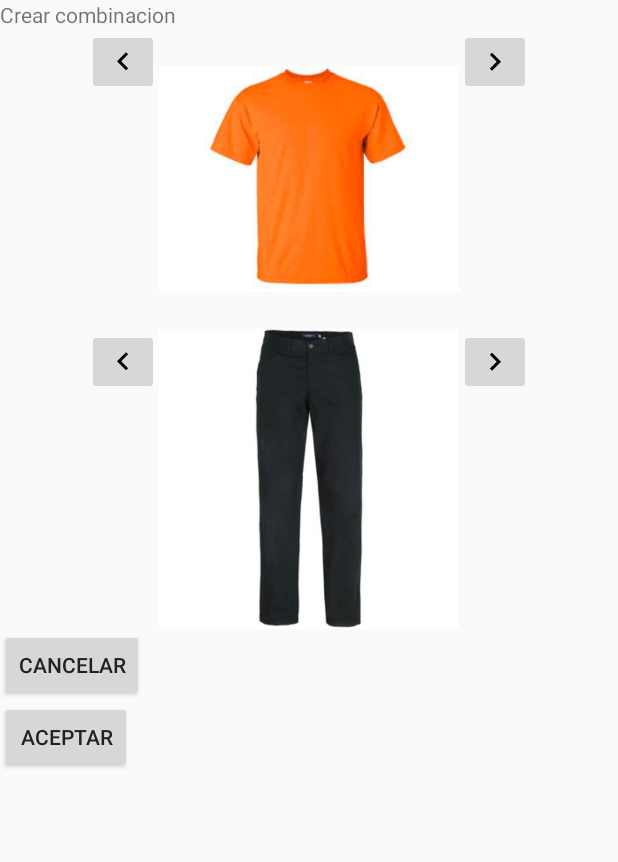
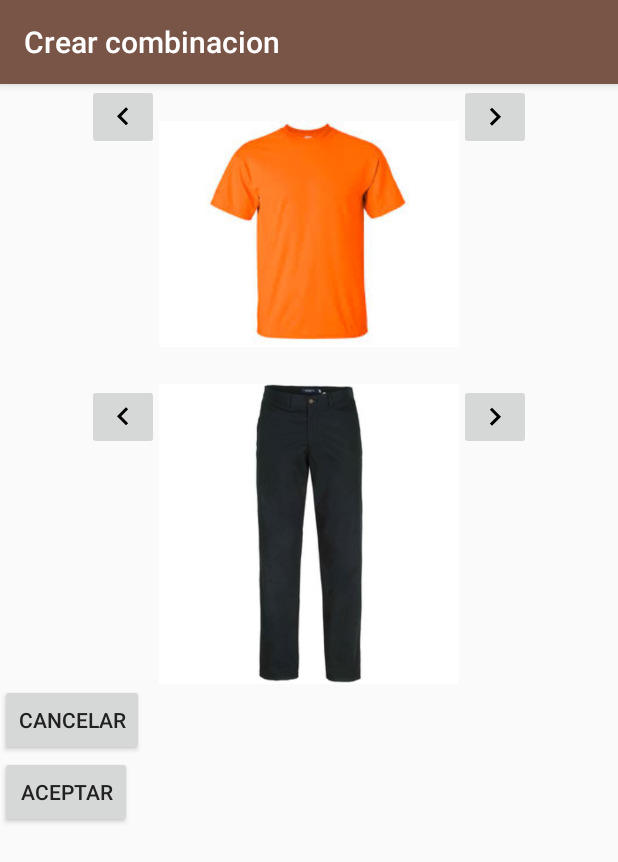
Before and after one commit to Masdz/Kenti, an Android app: the CombinarActivity screen opened directly, with no data from a screen before it, on a phone screen of 412 x 824 dp. Shown: the top 862 px of the screen. Run offline under Robolectric (Android 15) with nearby library versions, the phone set to English and light mode, and no system bars.

Commit message:
Corregir tema en pantalla crear combinacion

```diff
--- a/app/src/main/AndroidManifest.xml
+++ b/app/src/main/AndroidManifest.xml
@@ -31,7 +31,7 @@
         <activity
             android:name=".CombinarActivity"
             android:label="@string/title_activity_combinar"
-            android:theme="@style/AppTheme.NoActionBar" />
+            android:theme="@style/AppTheme"/>
         <activity android:name=".FiltrosActivity"></activity>
     </application>
 
--- a/app/src/main/java/kenti/kaktia/com/kenti/CombinarActivity.java
+++ b/app/src/main/java/kenti/kaktia/com/kenti/CombinarActivity.java
@@ -14,8 +14,6 @@ public class CombinarActivity extends AppCompatActivity {
     protected void onCreate(Bundle savedInstanceState) {
         super.onCreate(savedInstanceState);
         setContentView(R.layout.activity_combinar);
-        Toolbar toolbar = (Toolbar) findViewById(R.id.toolbar);
-        setSupportActionBar(toolbar);
 
         ((Button)findViewById(R.id.combinarcancelar)).setOnClickListener(new View.OnClickListener() {
             @Override
--- a/app/src/main/res/layout/activity_combinar.xml
+++ b/app/src/main/res/layout/activity_combinar.xml
@@ -1,18 +1,11 @@
 <?xml version="1.0" encoding="utf-8"?>
-    <LinearLayout xmlns:android="http://schemas.android.com/apk/res/android"
-    xmlns:app="http://schemas.android.com/apk/res-auto"
+<LinearLayout xmlns:android="http://schemas.android.com/apk/res/android"
     xmlns:tools="http://schemas.android.com/tools"
     android:orientation="vertical"
     android:id="@+id/coordinatorLayout"
     android:layout_width="match_parent"
     android:layout_height="match_parent"
     tools:context="kenti.kaktia.com.kenti.CombinarActivity">
-
-    <TextView
-        android:id="@+id/textView2"
-        android:layout_width="wrap_content"
-        android:layout_height="wrap_content"
-        android:text="Crear combinacion" />
 
     <LinearLayout
         android:layout_width="match_parent"
--- a/app/src/main/res/values/strings.xml
+++ b/app/src/main/res/values/strings.xml
@@ -38,5 +38,5 @@
     <string name="descripcion">Descripcion</string>
     <!-- TODO: Remove or change this placeholder text -->
     <string name="hello_blank_fragment">Hello blank fragment</string>
-    <string name="title_activity_combinar">CombinarActivity</string>
+    <string name="title_activity_combinar">Crear combinacion</string>
 </resources>
```
Also changed, not shown: app/src/main/java/conexion/Usuario.java (+6 -1 lines).
